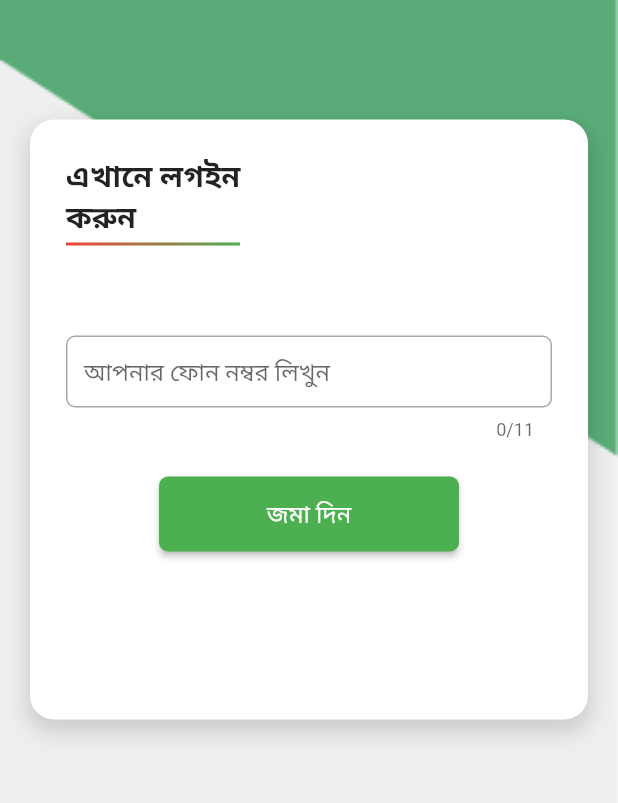
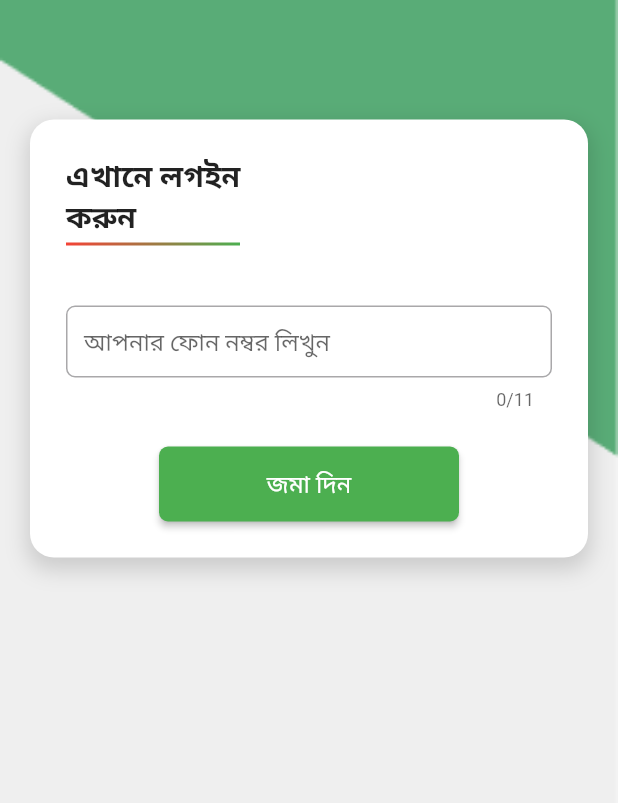
Before and after one commit to SkpavelRaz/Abashon360Mobile, a Flutter app: the screen it shows after launch, on a phone screen of 412 x 824 dp, the part 299-1102 px from its top. Run offline on Flutter 3.47's test engine with Material 3 defaults, Android fonts, the phone set to English and light mode, and no system bars; our stand-ins replace pinput.

Commit message:
design update

```diff
--- a/lib/modules/login/views/Login_screen.dart
+++ b/lib/modules/login/views/Login_screen.dart
@@ -30,25 +30,32 @@ class _LoginScreenState extends State<LoginScreen> {
   @override
   Widget build(BuildContext context) {
     return Scaffold(
-      body: Container(
+      resizeToAvoidBottomInset: false,
+      body: Stack(
+        children: [
+          // Background image
+          Container(
             width: double.infinity,
-        height: double.infinity, // full screen
+            height: double.infinity,
             decoration: const BoxDecoration(
               image: DecorationImage(
-            image: AssetImage("assets/images/auth_bg.png"), // your PNG
-            fit: BoxFit.cover, // cover entire screen
+                image: AssetImage("assets/images/auth_bg.png"),
+                fit: BoxFit.cover,
               ),
             ),
+          ),
+
+          // Foreground content
+          SingleChildScrollView( // allows only content to scroll if needed
             child: Column(
               children: [
                 const SizedBox(height: 40),
-            // Top text
                 Padding(
-              padding: const EdgeInsets.symmetric(horizontal:16.0,vertical: 8),
+                  padding: const EdgeInsets.symmetric(horizontal:16.0, vertical: 8),
                   child: Row(
                     mainAxisAlignment: MainAxisAlignment.spaceBetween,
                     children: const [
-                  Text("স্বাগতম,", style: TextStyle(color: Colors.white,fontSize: 22)),
+                      Text("স্বাগতম,", style: TextStyle(color: Colors.white, fontSize: 22)),
                     ],
                   ),
                 ),
@@ -64,11 +71,9 @@ class _LoginScreenState extends State<LoginScreen> {
                 const SizedBox(height: 60),
 
                 // White card
-            SizedBox(
-              child: Container(
+                Container(
                   margin: const EdgeInsets.all(20),
-                height: 400,
-                // padding: const EdgeInsets.symmetric(horizontal: 20,vertical: 40),
+                  padding: const EdgeInsets.symmetric(horizontal: 24, vertical: 24),
                   decoration: BoxDecoration(
                     color: Colors.white,
                     borderRadius: BorderRadius.circular(16),
@@ -81,18 +86,14 @@ class _LoginScreenState extends State<LoginScreen> {
                       ),
                     ],
                   ),
-                child: Padding(
-                  padding:
-                  const EdgeInsets.symmetric(horizontal: 24),
                   child: Column(
                     crossAxisAlignment: CrossAxisAlignment.start,
                     children: [
-                      SizedBox(height: 24),
                       const Text(
                         "এখানে লগইন\nকরুন",
                         style: TextStyle(fontSize: 20, fontWeight: FontWeight.w600),
                       ),
-                      const SizedBox(height:4),
+                      const SizedBox(height: 4),
                       Container(
                         height: 2,
                         width: 116,
@@ -102,7 +103,7 @@ class _LoginScreenState extends State<LoginScreen> {
                           ),
                         ),
                       ),
-                      const SizedBox(height: 60),
+                      const SizedBox(height: 40),
 
                       // Phone input
                       TextField(
@@ -119,6 +120,7 @@ class _LoginScreenState extends State<LoginScreen> {
                         ),
                       ),
                       const SizedBox(height: 24),
+
                       // Submit Button
                       Center(
                         child: SizedBox(
@@ -129,7 +131,7 @@ class _LoginScreenState extends State<LoginScreen> {
                               shape: RoundedRectangleBorder(
                                 borderRadius: BorderRadius.circular(6),
                               ),
-                              padding: EdgeInsets.symmetric(vertical: 14),
+                              padding: const EdgeInsets.symmetric(vertical: 14),
                             ),
                             onPressed: _onSubmit,
                             child: const Text(
@@ -142,11 +144,11 @@ class _LoginScreenState extends State<LoginScreen> {
                     ],
                   ),
                 ),
+              ],
             ),
           ),
         ],
       ),
-      ),
     );
   }
 }
```
Also changed, not shown: lib/modules/home/views/home_screen.dart (+9 -11 lines), lib/modules/otp/views/otp_screen.dart (+17 -5 lines), lib/modules/pin_setup/views/pin_screen.dart (+13 -4 lines). Lines whose indentation alone changed are shown as unchanged.
